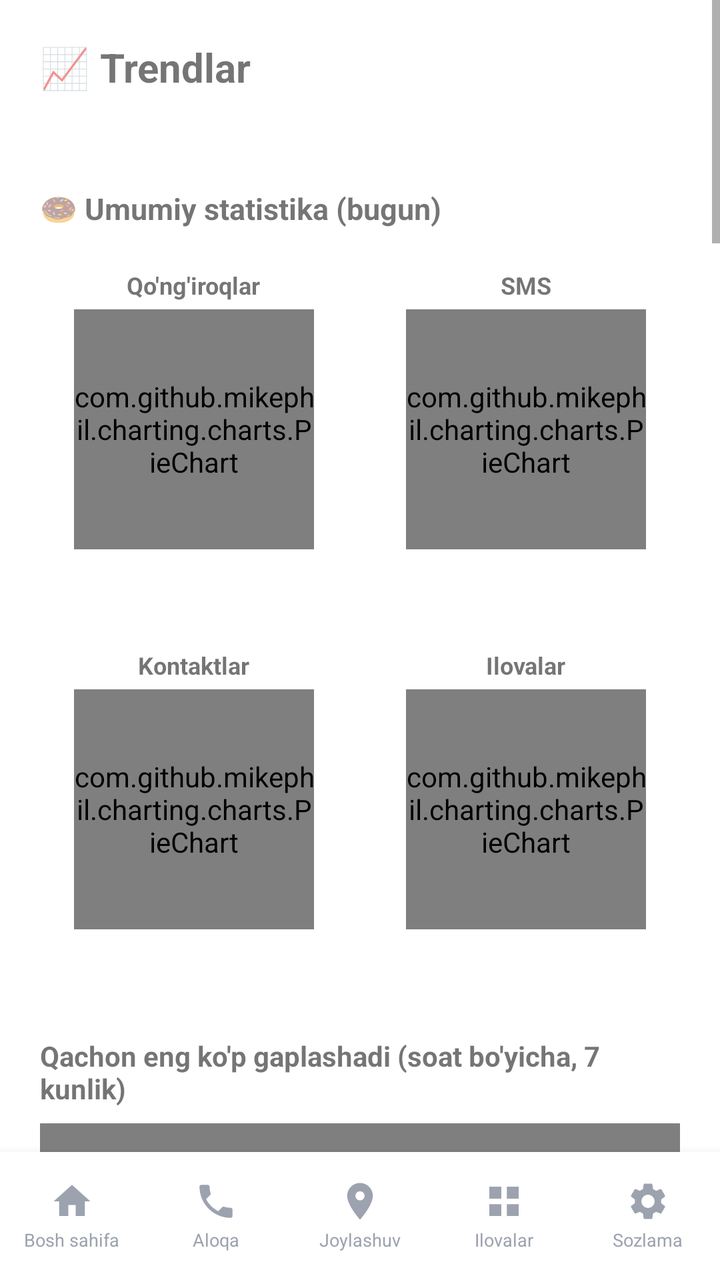
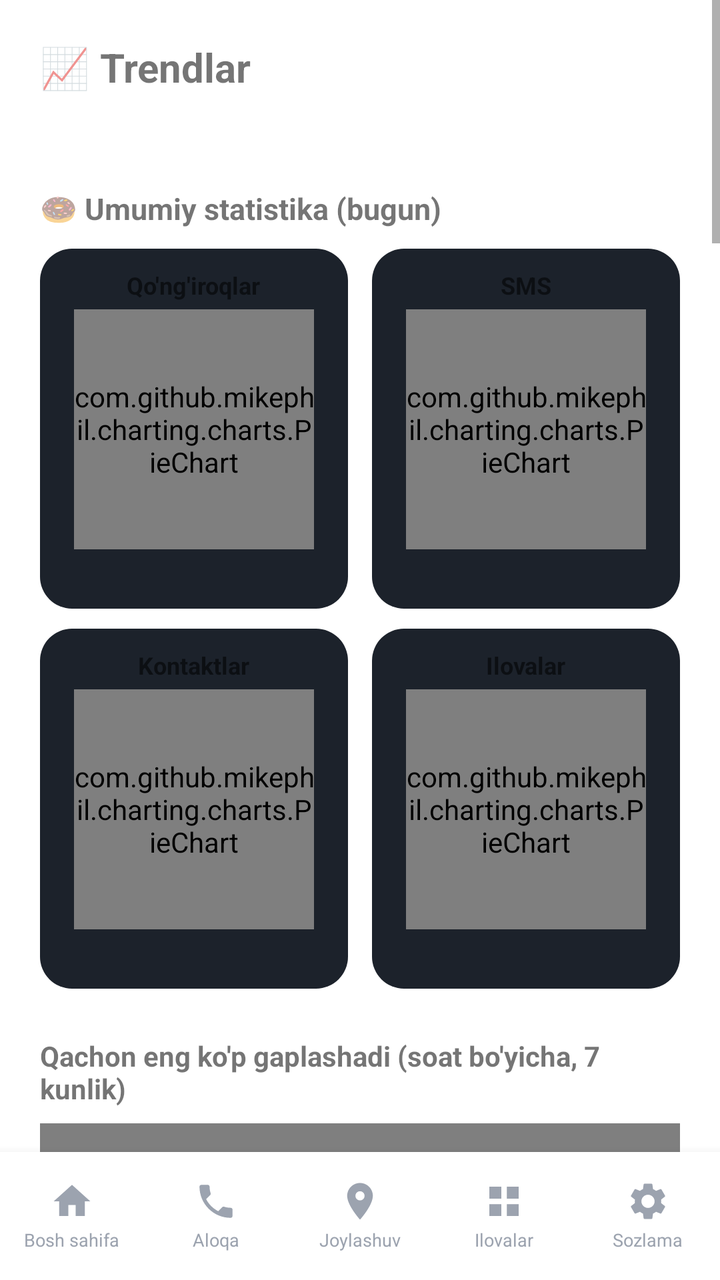

Screens rendered from an Android XML layout before and after an edit, with the pre-edit source and the edit as a unified diff.
<!-- AndroidManifest.xml: application theme Theme.OilaNazorati -->
<!-- res/layout/activity_trends.xml -->
<?xml version="1.0" encoding="utf-8"?>
<LinearLayout xmlns:android="http://schemas.android.com/apk/res/android"
    android:layout_width="match_parent"
    android:layout_height="match_parent"
    android:orientation="vertical">

<ScrollView
    android:layout_width="match_parent"
    android:layout_height="0dp"
    android:layout_weight="1">

<LinearLayout
    android:layout_width="match_parent"
    android:layout_height="wrap_content"
    android:orientation="vertical"
    android:padding="20dp">

    <TextView
        android:layout_width="wrap_content"
        android:layout_height="wrap_content"
        android:text="📈 Trendlar"
        android:textSize="20sp"
        android:textStyle="bold"
        android:layout_marginBottom="12dp"/>

    <TextView
        android:id="@+id/trendsStatus"
        android:layout_width="wrap_content"
        android:layout_height="wrap_content"
        android:layout_marginBottom="16dp"/>

    <TextView
        android:layout_width="wrap_content"
        android:layout_height="wrap_content"
        android:text="🍩 Umumiy statistika (bugun)"
        android:textStyle="bold"
        android:textSize="15sp"
        android:layout_marginBottom="10dp"/>

    <LinearLayout
        android:layout_width="match_parent"
        android:layout_height="wrap_content"
        android:orientation="horizontal"
        android:layout_marginBottom="10dp">

        <LinearLayout
            android:layout_width="0dp"
            android:layout_height="wrap_content"
            android:layout_weight="1"
            android:layout_marginEnd="6dp"
            android:orientation="vertical"
            android:gravity="center_horizontal"
            android:background="@drawable/bg_card_theme"
            android:padding="10dp">

            <TextView
                android:layout_width="wrap_content"
                android:layout_height="wrap_content"
                android:text="Qo'ng'iroqlar"
                android:textStyle="bold"
                android:textSize="12sp"
                android:layout_marginBottom="4dp"/>

            <com.github.mikephil.charting.charts.PieChart
                android:id="@+id/donutCalls"
                android:layout_width="120dp"
                android:layout_height="120dp"/>

            <TextView
                android:id="@+id/legendCalls"
                android:layout_width="match_parent"
                android:layout_height="wrap_content"
                android:textSize="10sp"
                android:layout_marginTop="6dp"/>

        </LinearLayout>

        <LinearLayout
            android:layout_width="0dp"
            android:layout_height="wrap_content"
            android:layout_weight="1"
            android:layout_marginStart="6dp"
            android:orientation="vertical"
            android:gravity="center_horizontal"
            android:background="@drawable/bg_card_theme"
            android:padding="10dp">

            <TextView
                android:layout_width="wrap_content"
                android:layout_height="wrap_content"
                android:text="SMS"
                android:textStyle="bold"
                android:textSize="12sp"
                android:layout_marginBottom="4dp"/>

            <com.github.mikephil.charting.charts.PieChart
                android:id="@+id/donutSms"
                android:layout_width="120dp"
                android:layout_height="120dp"/>

            <TextView
                android:id="@+id/legendSms"
                android:layout_width="match_parent"
                android:layout_height="wrap_content"
                android:textSize="10sp"
                android:layout_marginTop="6dp"/>

        </LinearLayout>

    </LinearLayout>

    <LinearLayout
        android:layout_width="match_parent"
        android:layout_height="wrap_content"
        android:orientation="horizontal"
        android:layout_marginBottom="24dp">

        <LinearLayout
            android:layout_width="0dp"
            android:layout_height="wrap_content"
            android:layout_weight="1"
            android:layout_marginEnd="6dp"
            android:orientation="vertical"
            android:gravity="center_horizontal"
            android:background="@drawable/bg_card_theme"
            android:padding="10dp">

            <TextView
                android:layout_width="wrap_content"
                android:layout_height="wrap_content"
                android:text="Kontaktlar"
                android:textStyle="bold"
                android:textSize="12sp"
                android:layout_marginBottom="4dp"/>

            <com.github.mikephil.charting.charts.PieChart
                android:id="@+id/donutContacts"
                android:layout_width="120dp"
                android:layout_height="120dp"/>

            <TextView
                android:id="@+id/legendContacts"
                android:layout_width="match_parent"
                android:layout_height="wrap_content"
                android:textSize="10sp"
                android:layout_marginTop="6dp"/>

        </LinearLayout>

        <LinearLayout
            android:layout_width="0dp"
            android:layout_height="wrap_content"
            android:layout_weight="1"
            android:layout_marginStart="6dp"
            android:orientation="vertical"
            android:gravity="center_horizontal"
            android:background="@drawable/bg_card_theme"
            android:padding="10dp">

            <TextView
                android:layout_width="wrap_content"
                android:layout_height="wrap_content"
                android:text="Ilovalar"
                android:textStyle="bold"
                android:textSize="12sp"
                android:layout_marginBottom="4dp"/>

            <com.github.mikephil.charting.charts.PieChart
                android:id="@+id/donutApps"
                android:layout_width="120dp"
                android:layout_height="120dp"/>

            <TextView
                android:id="@+id/legendApps"
                android:layout_width="match_parent"
                android:layout_height="wrap_content"
                android:textSize="10sp"
                android:layout_marginTop="6dp"/>

        </LinearLayout>

    </LinearLayout>

    <TextView
        android:layout_width="wrap_content"
        android:layout_height="wrap_content"
        android:text="Qachon eng ko'p gaplashadi (soat bo'yicha, 7 kunlik)"
        android:textStyle="bold"
        android:layout_marginBottom="8dp"/>

    <com.github.mikephil.charting.charts.BarChart
        android:id="@+id/hourlyCallChart"
        android:layout_width="match_parent"
        android:layout_height="240dp"
        android:layout_marginBottom="24dp"/>

    <TextView
        android:layout_width="wrap_content"
        android:layout_height="wrap_content"
        android:text="Qachon eng ko'p SMS yozishadi (soat bo'yicha, 7 kunlik)"
        android:textStyle="bold"
        android:layout_marginBottom="8dp"/>

    <com.github.mikephil.charting.charts.BarChart
        android:id="@+id/hourlySmsChart"
        android:layout_width="match_parent"
        android:layout_height="240dp"
        android:layout_marginBottom="24dp"/>

    <TextView
        android:layout_width="wrap_content"
        android:layout_height="wrap_content"
        android:text="Eng ko'p mashg'ul bo'lgan ilovalar (7 kunlik jami)"
        android:textStyle="bold"
        android:layout_marginBottom="8dp"/>

    <com.github.mikephil.charting.charts.BarChart
        android:id="@+id/topAppsChart"
        android:layout_width="match_parent"
        android:layout_height="260dp"
        android:layout_marginBottom="24dp"/>

    <TextView
        android:layout_width="wrap_content"
        android:layout_height="wrap_content"
        android:text="Kunlik: necha xil kontakt bilan gaplashgan (30 kunlik)"
        android:textStyle="bold"
        android:layout_marginBottom="8dp"/>

    <com.github.mikephil.charting.charts.LineChart
        android:id="@+id/dailyContactCountChart"
        android:layout_width="match_parent"
        android:layout_height="220dp"
        android:layout_marginBottom="24dp"/>

    <TextView
        android:layout_width="wrap_content"
        android:layout_height="wrap_content"
        android:text="Kunlik: jami necha daqiqa gaplashgan (30 kunlik)"
        android:textStyle="bold"
        android:layout_marginBottom="8dp"/>

    <com.github.mikephil.charting.charts.LineChart
        android:id="@+id/dailyCallMinutesChart"
        android:layout_width="match_parent"
        android:layout_height="220dp"
        android:layout_marginBottom="24dp"/>

    <TextView
        android:layout_width="wrap_content"
        android:layout_height="wrap_content"
        android:text="30 kun ichida eng ko'p gaplashgan kontaktlar"
        android:textStyle="bold"
        android:layout_marginBottom="4dp"/>

    <TextView
        android:id="@+id/topContactSummary"
        android:layout_width="wrap_content"
        android:layout_height="wrap_content"
        android:layout_marginBottom="8dp"/>

    <androidx.recyclerview.widget.RecyclerView
        android:id="@+id/topContactsList"
        android:layout_width="match_parent"
        android:layout_height="wrap_content"/>

    <View
        android:layout_width="match_parent"
        android:layout_height="1dp"
        android:background="#DDDDDD"
        android:layout_marginTop="24dp"
        android:layout_marginBottom="24dp"/>

    <TextView
        android:layout_width="wrap_content"
        android:layout_height="wrap_content"
        android:text="Kunlik: necha xil kontakt bilan SMS yozishgan (30 kunlik)"
        android:textStyle="bold"
        android:layout_marginBottom="8dp"/>

    <com.github.mikephil.charting.charts.LineChart
        android:id="@+id/dailySmsContactCountChart"
        android:layout_width="match_parent"
        android:layout_height="220dp"
        android:layout_marginBottom="24dp"/>

    <TextView
        android:layout_width="wrap_content"
        android:layout_height="wrap_content"
        android:text="Kunlik: jami necha SMS yozilgan (30 kunlik)"
        android:textStyle="bold"
        android:layout_marginBottom="8dp"/>

    <com.github.mikephil.charting.charts.LineChart
        android:id="@+id/dailySmsCountChart"
        android:layout_width="match_parent"
        android:layout_height="220dp"
        android:layout_marginBottom="24dp"/>

    <TextView
        android:layout_width="wrap_content"
        android:layout_height="wrap_content"
        android:text="30 kun ichida eng ko'p SMS yozishilgan kontaktlar"
        android:textStyle="bold"
        android:layout_marginBottom="4dp"/>

    <TextView
        android:id="@+id/topSmsContactSummary"
        android:layout_width="wrap_content"
        android:layout_height="wrap_content"
        android:layout_marginBottom="8dp"/>

    <androidx.recyclerview.widget.RecyclerView
        android:id="@+id/topSmsContactsList"
        android:layout_width="match_parent"
        android:layout_height="wrap_content"/>

</LinearLayout>
</ScrollView>

    <include layout="@layout/layout_bottom_nav"/>

</LinearLayout>
<!-- res/layout/layout_bottom_nav.xml (included above) -->
<?xml version="1.0" encoding="utf-8"?>
<LinearLayout xmlns:android="http://schemas.android.com/apk/res/android"
    android:layout_width="match_parent"
    android:layout_height="64dp"
    android:orientation="horizontal"
    android:background="@color/color_surface"
    android:elevation="8dp">

    <LinearLayout
        android:id="@+id/navHome"
        android:layout_width="0dp"
        android:layout_height="match_parent"
        android:layout_weight="1"
        android:orientation="vertical"
        android:gravity="center"
        android:background="?attr/selectableItemBackground"
        android:clickable="true"
        android:focusable="true">
        <ImageView android:layout_width="22dp" android:layout_height="22dp"
            android:src="@drawable/ic_nav_home" android:tint="@color/color_nav_inactive"
            android:contentDescription="Bosh sahifa"/>
        <TextView android:layout_width="wrap_content" android:layout_height="wrap_content"
            android:layout_marginTop="2dp"
            android:text="Bosh sahifa" android:textColor="@color/color_nav_inactive" android:textSize="9sp"/>
    </LinearLayout>

    <LinearLayout
        android:id="@+id/navCalls"
        android:layout_width="0dp"
        android:layout_height="match_parent"
        android:layout_weight="1"
        android:orientation="vertical"
        android:gravity="center"
        android:background="?attr/selectableItemBackground"
        android:clickable="true"
        android:focusable="true">
        <ImageView android:layout_width="22dp" android:layout_height="22dp"
            android:src="@drawable/ic_nav_call" android:tint="@color/color_nav_inactive"
            android:contentDescription="Aloqa"/>
        <TextView android:layout_width="wrap_content" android:layout_height="wrap_content"
            android:layout_marginTop="2dp"
            android:text="Aloqa" android:textColor="@color/color_nav_inactive" android:textSize="9sp"/>
    </LinearLayout>

    <LinearLayout
        android:id="@+id/navLocation"
        android:layout_width="0dp"
        android:layout_height="match_parent"
        android:layout_weight="1"
        android:orientation="vertical"
        android:gravity="center"
        android:background="?attr/selectableItemBackground"
        android:clickable="true"
        android:focusable="true">
        <ImageView android:layout_width="22dp" android:layout_height="22dp"
            android:src="@drawable/ic_nav_location" android:tint="@color/color_nav_inactive"
            android:contentDescription="Joylashuv"/>
        <TextView android:layout_width="wrap_content" android:layout_height="wrap_content"
            android:layout_marginTop="2dp"
            android:text="Joylashuv" android:textColor="@color/color_nav_inactive" android:textSize="9sp"/>
    </LinearLayout>

    <LinearLayout
        android:id="@+id/navApps"
        android:layout_width="0dp"
        android:layout_height="match_parent"
        android:layout_weight="1"
        android:orientation="vertical"
        android:gravity="center"
        android:background="?attr/selectableItemBackground"
        android:clickable="true"
        android:focusable="true">
        <ImageView android:layout_width="22dp" android:layout_height="22dp"
            android:src="@drawable/ic_nav_apps" android:tint="@color/color_nav_inactive"
            android:contentDescription="Ilovalar"/>
        <TextView android:layout_width="wrap_content" android:layout_height="wrap_content"
            android:layout_marginTop="2dp"
            android:text="Ilovalar" android:textColor="@color/color_nav_inactive" android:textSize="9sp"/>
    </LinearLayout>

    <LinearLayout
        android:id="@+id/navSettings"
        android:layout_width="0dp"
        android:layout_height="match_parent"
        android:layout_weight="1"
        android:orientation="vertical"
        android:gravity="center"
        android:background="?attr/selectableItemBackground"
        android:clickable="true"
        android:focusable="true">
        <ImageView android:layout_width="22dp" android:layout_height="22dp"
            android:src="@drawable/ic_nav_settings" android:tint="@color/color_nav_inactive"
            android:contentDescription="Sozlama"/>
        <TextView android:layout_width="wrap_content" android:layout_height="wrap_content"
            android:layout_marginTop="2dp"
            android:text="Sozlama" android:textColor="@color/color_nav_inactive" android:textSize="9sp"/>
    </LinearLayout>

</LinearLayout>
<!-- resources referenced by this layout -->
<resources>
  <color name="color_nav_inactive">#9CA3AF</color>
  <color name="color_surface">#FFFFFF</color>
  <!-- drawable bg_card_theme (drawable) -->
  <?xml version="1.0" encoding="utf-8"?>
  <shape xmlns:android="http://schemas.android.com/apk/res/android">
      <solid android:color="@color/color_surface"/>
      <corners android:radius="16dp"/>
  </shape>
  <!-- drawable ic_nav_apps (drawable) -->
  <vector xmlns:android="http://schemas.android.com/apk/res/android"
      android:width="24dp" android:height="24dp"
      android:viewportWidth="24" android:viewportHeight="24">
      <path android:fillColor="#FFFFFF"
          android:pathData="M4,4h6.5v6.5H4V4zM13.5,4H20v6.5h-6.5V4zM4,13.5h6.5V20H4V13.5zM13.5,13.5H20V20h-6.5V13.5z"/>
  </vector>
  <!-- drawable ic_nav_call (drawable) -->
  <vector xmlns:android="http://schemas.android.com/apk/res/android"
      android:width="24dp" android:height="24dp"
      android:viewportWidth="24" android:viewportHeight="24">
      <path android:fillColor="#FFFFFF"
          android:pathData="M6.62,10.79c1.44,2.83 3.76,5.14 6.59,6.59l2.2,-2.2c0.27,-0.27 0.67,-0.36 1.02,-0.24 1.12,0.37 2.33,0.57 3.57,0.57 0.55,0 1,0.45 1,1L21,20c0,0.55 -0.45,1 -1,1 -9.39,0 -17,-7.61 -17,-17 0,-0.55 0.45,-1 1,-1h3.5c0.55,0 1,0.45 1,1 0,1.25 0.2,2.45 0.57,3.57 0.11,0.35 0.03,0.74 -0.25,1.02L6.62,10.79z"/>
  </vector>
  <!-- drawable ic_nav_home (drawable) -->
  <vector xmlns:android="http://schemas.android.com/apk/res/android"
      android:width="24dp" android:height="24dp"
      android:viewportWidth="24" android:viewportHeight="24">
      <path android:fillColor="#FFFFFF"
          android:pathData="M10,20v-6h4v6h5v-8h3L12,3 2,12h3v8z"/>
  </vector>
  <!-- drawable ic_nav_location (drawable) -->
  <vector xmlns:android="http://schemas.android.com/apk/res/android"
      android:width="24dp" android:height="24dp"
      android:viewportWidth="24" android:viewportHeight="24">
      <path android:fillColor="#FFFFFF"
          android:pathData="M12,2C8.13,2 5,5.13 5,9c0,5.25 7,13 7,13s7,-7.75 7,-13c0,-3.87 -3.13,-7 -7,-7zM12,11.5c-1.38,0 -2.5,-1.12 -2.5,-2.5s1.12,-2.5 2.5,-2.5 2.5,1.12 2.5,2.5 -1.12,2.5 -2.5,2.5z"/>
  </vector>
  <!-- drawable ic_nav_settings (drawable) -->
  <vector xmlns:android="http://schemas.android.com/apk/res/android"
      android:width="24dp" android:height="24dp"
      android:viewportWidth="24" android:viewportHeight="24">
      <path android:fillColor="#FFFFFF"
          android:pathData="M19.14,12.94c0.04,-0.3 0.06,-0.61 0.06,-0.94c0,-0.32 -0.02,-0.64 -0.07,-0.94l2.03,-1.58c0.18,-0.14 0.23,-0.41 0.12,-0.61l-1.92,-3.32c-0.12,-0.22 -0.37,-0.29 -0.59,-0.22l-2.39,0.96c-0.5,-0.38 -1.03,-0.7 -1.62,-0.94L14.4,2.81c-0.04,-0.24 -0.24,-0.41 -0.48,-0.41h-3.84c-0.24,0 -0.43,0.17 -0.47,0.41L9.25,5.35C8.66,5.59 8.12,5.92 7.63,6.29L5.24,5.33c-0.22,-0.08 -0.47,0 -0.59,0.22L2.74,8.87C2.62,9.08 2.66,9.34 2.86,9.48l2.03,1.58C4.84,11.36 4.8,11.69 4.8,12s0.02,0.64 0.07,0.94l-2.03,1.58c-0.18,0.14 -0.23,0.41 -0.12,0.61l1.92,3.32c0.12,0.22 0.37,0.29 0.59,0.22l2.39,-0.96c0.5,0.38 1.03,0.7 1.62,0.94l0.36,2.54c0.05,0.24 0.24,0.41 0.48,0.41h3.84c0.24,0 0.44,-0.17 0.47,-0.41l0.36,-2.54c0.59,-0.24 1.13,-0.56 1.62,-0.94l2.39,0.96c0.22,0.08 0.47,0 0.59,-0.22l1.92,-3.32c0.12,-0.22 0.07,-0.47 -0.12,-0.61L19.14,12.94zM12,15.6c-1.98,0 -3.6,-1.62 -3.6,-3.6s1.62,-3.6 3.6,-3.6 3.6,1.62 3.6,3.6 -1.62,3.6 -3.6,3.6z"/>
  </vector>
  <style name="Theme.OilaNazorati" parent="Theme.MaterialComponents.DayNight.NoActionBar">
          <item name="colorPrimary">#2E7D32</item>
          <item name="colorPrimaryDark">#1B5E20</item>
          <item name="colorAccent">#66BB6A</item>
      </style>
</resources>

<!-- the commit's change to res/layout/activity_trends.xml (unified diff, before → after) -->
@@ -50,7 +50,7 @@
             android:layout_marginEnd="6dp"
             android:orientation="vertical"
             android:gravity="center_horizontal"
-            android:background="@drawable/bg_card_theme"
+            android:background="@drawable/bg_card"
             android:padding="10dp">
 
             <TextView
@@ -82,7 +82,7 @@
             android:layout_marginStart="6dp"
             android:orientation="vertical"
             android:gravity="center_horizontal"
-            android:background="@drawable/bg_card_theme"
+            android:background="@drawable/bg_card"
             android:padding="10dp">
 
             <TextView
@@ -122,7 +122,7 @@
             android:layout_marginEnd="6dp"
             android:orientation="vertical"
             android:gravity="center_horizontal"
-            android:background="@drawable/bg_card_theme"
+            android:background="@drawable/bg_card"
             android:padding="10dp">
 
             <TextView
@@ -154,7 +154,7 @@
             android:layout_marginStart="6dp"
             android:orientation="vertical"
             android:gravity="center_horizontal"
-            android:background="@drawable/bg_card_theme"
+            android:background="@drawable/bg_card"
             android:padding="10dp">
 
             <TextView
<!-- resource entries referenced after the edit -->
@@ -2,10 +2,10 @@
 <resources>
   <color name="color_nav_inactive">#9CA3AF</color>
   <color name="color_surface">#FFFFFF</color>
-  <!-- drawable bg_card_theme (drawable) -->
+  <!-- drawable bg_card (drawable) -->
   <?xml version="1.0" encoding="utf-8"?>
   <shape xmlns:android="http://schemas.android.com/apk/res/android">
-      <solid android:color="@color/color_surface"/>
+      <solid android:color="#1C222B"/>
       <corners android:radius="16dp"/>
   </shape>
   <!-- drawable ic_nav_apps (drawable) -->
